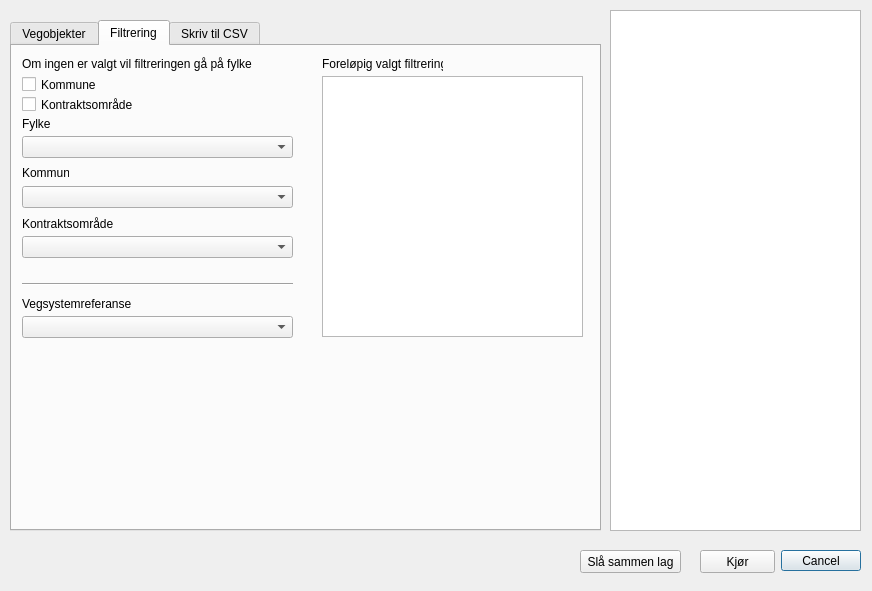
Before: the Qt Designer form nvdb_qgis_plugin_dialog_base.ui in vtfk/NVDB-qgis-plugin, drawn with Qt 5.
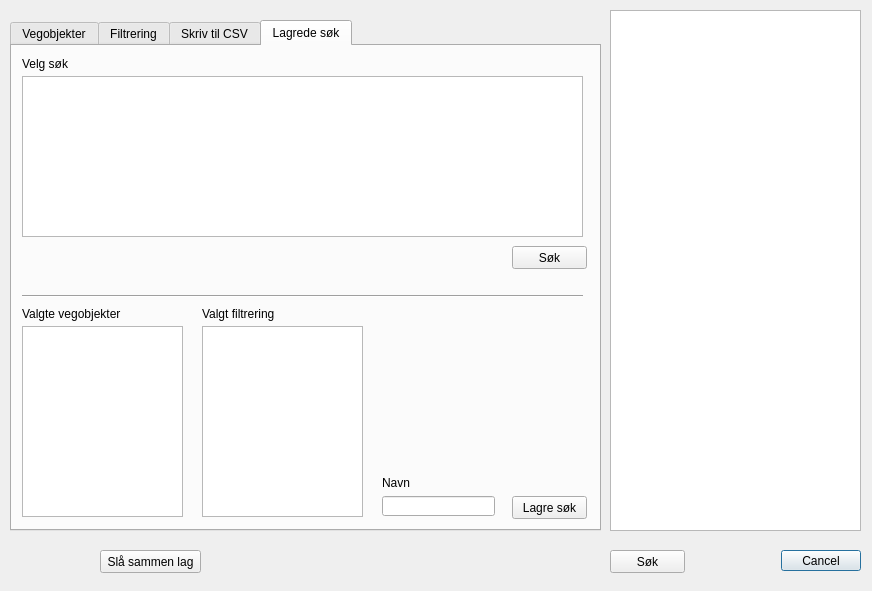
After: the same form once the commit is applied.

Commit message: Gui, start preset

```diff
--- a/nvdb_qgis_plugin_dialog_base.ui
+++ b/nvdb_qgis_plugin_dialog_base.ui
@@ -39,7 +39,7 @@
     </rect>
    </property>
    <property name="currentIndex">
-    <number>1</number>
+    <number>3</number>
    </property>
    <widget class="QWidget" name="tab">
     <attribute name="title">
@@ -420,11 +420,159 @@
      </property>
     </widget>
    </widget>
+   <widget class="QWidget" name="Search">
+    <attribute name="title">
+     <string>Lagrede søk</string>
+    </attribute>
+    <widget class="QTableView" name="searchView">
+     <property name="geometry">
+      <rect>
+       <x>10</x>
+       <y>30</y>
+       <width>561</width>
+       <height>161</height>
+      </rect>
+     </property>
+    </widget>
+    <widget class="QLabel" name="label_11">
+     <property name="geometry">
+      <rect>
+       <x>10</x>
+       <y>10</y>
+       <width>131</width>
+       <height>16</height>
+      </rect>
+     </property>
+     <property name="text">
+      <string>Velg søk</string>
+     </property>
+    </widget>
+    <widget class="QPushButton" name="searchButton">
+     <property name="geometry">
+      <rect>
+       <x>500</x>
+       <y>200</y>
+       <width>75</width>
+       <height>23</height>
+      </rect>
+     </property>
+     <property name="text">
+      <string>Søk</string>
+     </property>
+    </widget>
+    <widget class="Line" name="line_3">
+     <property name="geometry">
+      <rect>
+       <x>10</x>
+       <y>240</y>
+       <width>561</width>
+       <height>20</height>
+      </rect>
+     </property>
+     <property name="orientation">
+      <enum>Qt::Horizontal</enum>
+     </property>
+    </widget>
+    <widget class="QLineEdit" name="lineEdit_2">
+     <property name="geometry">
+      <rect>
+       <x>370</x>
+       <y>450</y>
+       <width>113</width>
+       <height>20</height>
+      </rect>
+     </property>
+    </widget>
+    <widget class="QPushButton" name="saveButton">
+     <property name="geometry">
+      <rect>
+       <x>500</x>
+       <y>450</y>
+       <width>75</width>
+       <height>23</height>
+      </rect>
+     </property>
+     <property name="text">
+      <string>Lagre søk</string>
+     </property>
+    </widget>
+    <widget class="QListWidget" name="objectsList_Search">
+     <property name="geometry">
+      <rect>
+       <x>10</x>
+       <y>280</y>
+       <width>161</width>
+       <height>191</height>
+      </rect>
+     </property>
+     <property name="alternatingRowColors">
+      <bool>true</bool>
+     </property>
+     <property name="selectionMode">
+      <enum>QAbstractItemView::MultiSelection</enum>
+     </property>
+    </widget>
+    <widget class="QLabel" name="label_13">
+     <property name="geometry">
+      <rect>
+       <x>10</x>
+       <y>260</y>
+       <width>101</width>
+       <height>16</height>
+      </rect>
+     </property>
+     <property name="text">
+      <string>Valgte vegobjekter</string>
+     </property>
+    </widget>
+    <widget class="QLabel" name="label_12">
+     <property name="geometry">
+      <rect>
+       <x>190</x>
+       <y>260</y>
+       <width>81</width>
+       <height>16</height>
+      </rect>
+     </property>
+     <property name="text">
+      <string>Valgt filtrering</string>
+     </property>
+    </widget>
+    <widget class="QListWidget" name="filterList_Search">
+     <property name="geometry">
+      <rect>
+       <x>190</x>
+       <y>280</y>
+       <width>161</width>
+       <height>191</height>
+      </rect>
+     </property>
+     <property name="alternatingRowColors">
+      <bool>true</bool>
+     </property>
+     <property name="selectionMode">
+      <enum>QAbstractItemView::MultiSelection</enum>
+     </property>
+    </widget>
+    <widget class="QLabel" name="label_14">
+     <property name="geometry">
+      <rect>
+       <x>370</x>
+       <y>430</y>
+       <width>47</width>
+       <height>13</height>
+      </rect>
+     </property>
+     <property name="text">
+      <string>Navn</string>
+     </property>
+    </widget>
+   </widget>
   </widget>
   <widget class="QPushButton" name="mergeButton">
    <property name="geometry">
     <rect>
-     <x>580</x>
+     <x>100</x>
      <y>550</y>
      <width>101</width>
      <height>23</height>
@@ -437,14 +585,14 @@
   <widget class="QPushButton" name="kjorButton">
    <property name="geometry">
     <rect>
-     <x>700</x>
+     <x>610</x>
      <y>550</y>
      <width>75</width>
      <height>23</height>
     </rect>
    </property>
    <property name="text">
-    <string>Kjør</string>
+    <string>Søk</string>
    </property>
   </widget>
   <widget class="QTextEdit" name="textEdit">
```
Left out of the diff: 19 changed lines with no effect on the pictures. The commit also changes 3 other files.
